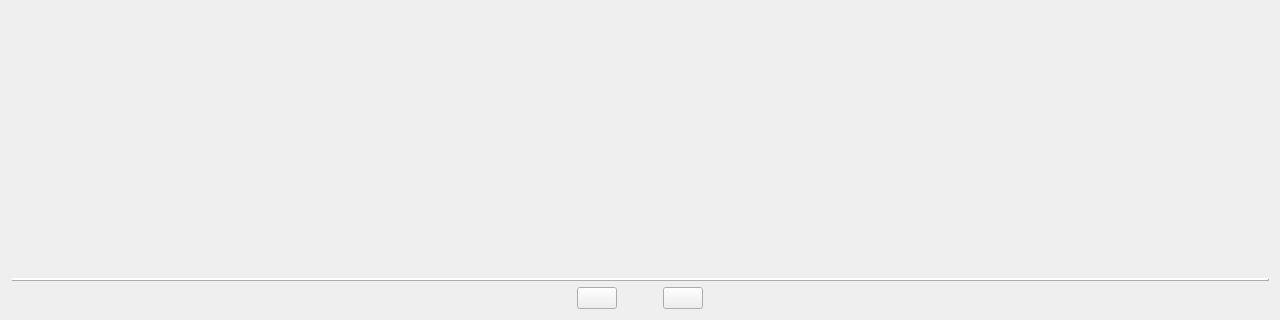
Above: ImageWizard/imagewizard.ui from coltoncandy/Image-Generator-Wizard before the change; both pictures show x 0 to 1280 and y 400 to 720 of the 1280 by 720 pixel window. Below: the same form after it.
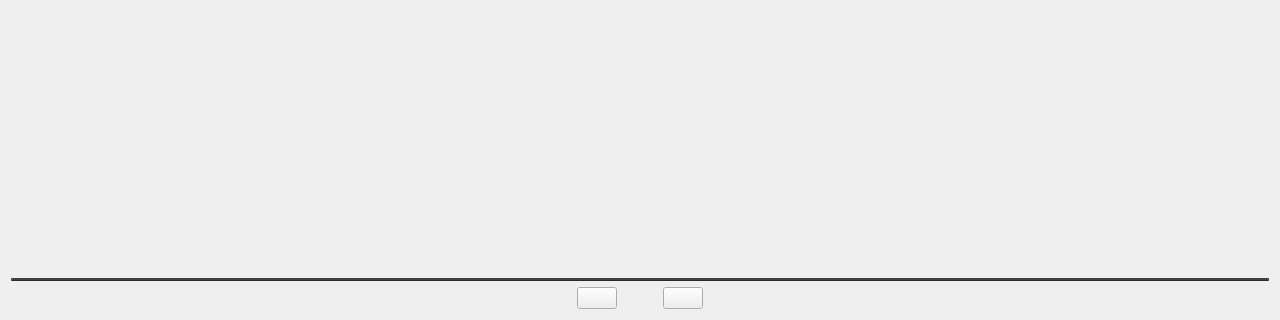
That is the form after the change.

```diff
--- a/ImageWizard/imagewizard.ui
+++ b/ImageWizard/imagewizard.ui
@@ -38,7 +38,8 @@
       <bool>false</bool>
      </property>
      <property name="styleSheet">
-      <string notr="true"> border-color: rgb(172, 172, 172); border-style: outset; border-width: 2px; border-radius: 10px; padding: 6px; </string>
+      <string notr="true"> border-color: rgb(43, 43, 43); border-style: outset; border-width: 2px; border-radius: 10px; padding: 6px; 
+</string>
      </property>
      <property name="orientation">
       <enum>Qt::Horizontal</enum>
```
